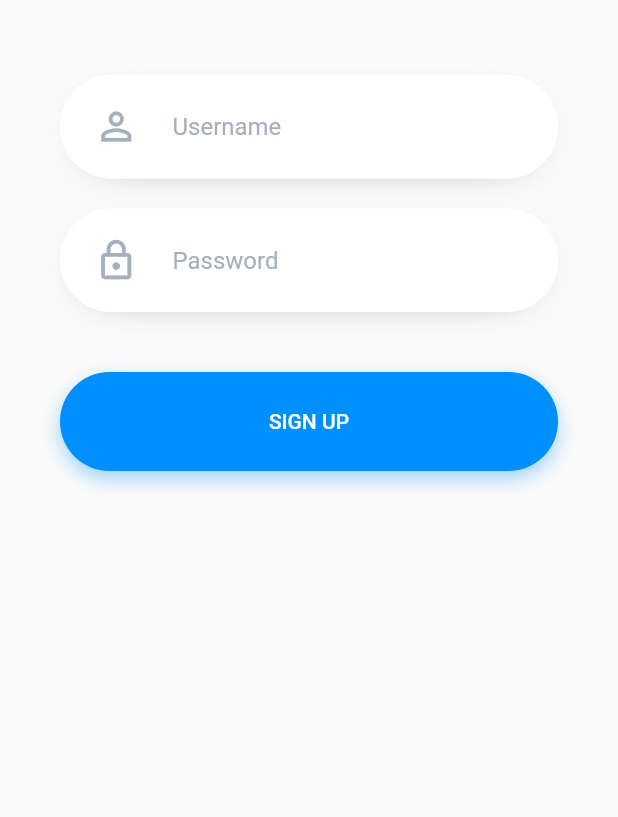
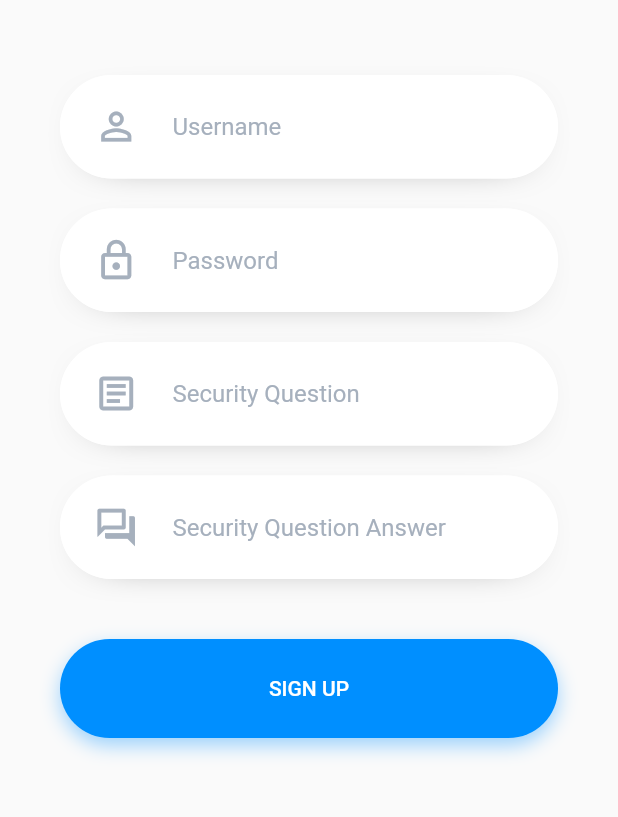
Before and after one commit to singaltanmay/flutter-notes, a Flutter app: the screen it shows after launch, after a tap on "SIGN UP NOW", on a phone screen of 412 x 824 dp, the part 399-1216 px from its top. Run offline on Flutter 3.47's test engine with Material 2 defaults, Android fonts, the phone set to English and light mode, and no system bars; network calls fail.

Commit message:
Refactored code and signup works

```diff
--- a/app/lib/ui/allNotes.dart
+++ b/app/lib/ui/allNotes.dart
@@ -4,9 +4,9 @@ import 'dart:math';
 
 import 'package:app/model/note.dart';
 import 'package:app/model/resourceUri.dart';
-import 'package:app/ui/appBottomNavigationBar.dart';
+import 'package:app/widgets/appBottomNavigationBar.dart';
 import 'package:app/ui/noteEditor.dart';
-import 'package:app/ui/noteListTile.dart';
+import 'package:app/widgets/noteListTile.dart';
 import 'package:app/ui/signin.dart';
 import 'package:flutter/material.dart';
 import 'package:http/http.dart' as http;
--- a/app/lib/ui/signin.dart
+++ b/app/lib/ui/signin.dart
@@ -1,10 +1,11 @@
 import 'package:app/model/resourceUri.dart';
 import 'package:app/ui/allNotes.dart';
 import 'package:app/ui/signup.dart';
+import 'package:app/widgets/inputField.dart';
 import 'package:flutter/material.dart';
 import 'package:http/http.dart' as http;
 
-import 'logo.dart';
+import '../widgets/logo.dart';
 
 class SignIn extends StatefulWidget {
   const SignIn({Key? key}) : super(key: key);
@@ -69,18 +70,18 @@ class _SignInState extends State<SignIn> {
               children: [
                 Logo(),
                 _logoText(),
-                _inputField(
-                    const Icon(Icons.person_outline,
+                InputField(
+                    prefixIcon: const Icon(Icons.person_outline,
                         size: 30, color: Color(0xffA6B0BD)),
-                    "Username",
-                    false,
-                    usernameController),
-                _inputField(
-                    const Icon(Icons.lock_outline,
+                    hintText: "Username",
+                    isPassword: false,
+                    controller: usernameController),
+                InputField(
+                    prefixIcon: const Icon(Icons.lock_outline,
                         size: 30, color: Color(0xffA6B0BD)),
-                    "Password",
-                    true,
-                    passwordController),
+                    hintText: "Password",
+                    isPassword: true,
+                    controller: passwordController),
                 _signinBtn(context),
                 const Text("Don't have an account?"),
                 _signUp(context),
@@ -108,14 +109,12 @@ class _SignInState extends State<SignIn> {
             ),
           ]),
       child: FlatButton(
-        onPressed: () => {
-          onSignInPressed(() => {
-                Navigator.pushReplacement(
-                  context,
-                  MaterialPageRoute(builder: (context) => AllNotes()),
-                )
-              })
-        },
+        onPressed: () => onSignInPressed(() => {
+              Navigator.pushReplacement(
+                context,
+                MaterialPageRoute(builder: (context) => AllNotes()),
+              )
+            }),
         textColor: Colors.white,
         padding: const EdgeInsets.symmetric(vertical: 25),
         child: const Text("SIGN IN"),
@@ -136,55 +135,6 @@ Widget _signUp(BuildContext context) {
   );
 }
 
-Widget _inputField(Icon prefixIcon, String hintText, bool isPassword,
-    TextEditingController controller) {
-  return Container(
-    decoration: const BoxDecoration(
-      borderRadius: BorderRadius.all(
-        Radius.circular(50),
-      ),
-      boxShadow: [
-        BoxShadow(
-          color: Colors.black,
-          blurRadius: 25,
-          offset: Offset(0, 5),
-          spreadRadius: -25,
-        ),
-      ],
-    ),
-    margin: const EdgeInsets.only(bottom: 20),
-    child: TextField(
-      controller: controller,
-      obscureText: isPassword,
-      decoration: InputDecoration(
-        contentPadding: const EdgeInsets.symmetric(vertical: 25),
-        hintText: hintText,
-        hintStyle: const TextStyle(
-          color: Color(0xffA6B0BD),
-        ),
-        fillColor: Colors.white,
-        filled: true,
-        prefixIcon: prefixIcon,
-        prefixIconConstraints: const BoxConstraints(
-          minWidth: 75,
-        ),
-        enabledBorder: const OutlineInputBorder(
-          borderRadius: BorderRadius.all(
-            Radius.circular(50),
-          ),
-          borderSide: BorderSide(color: Colors.white),
-        ),
-        focusedBorder: const OutlineInputBorder(
-          borderRadius: BorderRadius.all(
-            Radius.circular(50),
-          ),
-          borderSide: BorderSide(color: Colors.white),
-        ),
-      ),
-    ),
-  );
-}
-
 Widget _logoText() {
   return Container(
       margin: const EdgeInsets.all(50), child: const Text("Flutter Notes"));
--- a/app/lib/ui/signup.dart
+++ b/app/lib/ui/signup.dart
@@ -1,43 +1,83 @@
+import 'package:app/model/resourceUri.dart';
+import 'package:app/widgets/inputField.dart';
 import 'package:flutter/material.dart';
+import 'package:http/http.dart' as http;
 
-import 'logo.dart';
+import '../widgets/logo.dart';
+import 'allNotes.dart';
 
-class SignUp extends StatelessWidget {
+class SignUp extends StatefulWidget {
   const SignUp({Key? key}) : super(key: key);
 
   @override
-  Widget build(BuildContext context) {
-    return MaterialApp(
-      debugShowCheckedModeBanner: false,
-      title: "Sign Up",
-      home: Scaffold(
-        body: SingleChildScrollView(
-          child: Container(
-            padding: const EdgeInsets.symmetric(horizontal: 40),
-            color: const Color(0xFFfafafa),
-            width: double.infinity,
-            child: Column(
-              children: [
-                Logo(),
-                Container(
-      margin: const EdgeInsets.all(50), child: const Text("Flutter Notes")),
-                _inputField(
-                    const Icon(Icons.person_outline,
-                        size: 30, color: Color(0xffA6B0BD)),
-                    "Username",
-                    false),
-                _inputField(
-                    const Icon(Icons.lock_outline,
-                        size: 30, color: Color(0xffA6B0BD)),
-                    "Password",
-                    true),
-                _singupBtn(),
-              ],
-            ),
-          ),
-        ),
+  State<SignUp> createState() => _SignUpState();
+}
+
+class _SignUpState extends State<SignUp> {
+  TextEditingController usernameController = TextEditingController();
+  TextEditingController passwordController = TextEditingController();
+  TextEditingController securityQuestionController = TextEditingController();
+  TextEditingController securityQuestionAnswerController =
+      TextEditingController();
+
+  Future<void> onSignUpPressed(Function callback) async {
+    String username = usernameController.text;
+    String password = passwordController.text;
+    String securityQuestion = securityQuestionController.text;
+    String securityQuestionAnswer = securityQuestionAnswerController.text;
+
+    if (username.isEmpty) {
+      ScaffoldMessenger.of(context).showSnackBar(
+        const SnackBar(
+          content: Text('Username cannot be blank'),
         ),
       );
+      return;
+    }
+
+    if (password.isEmpty) {
+      ScaffoldMessenger.of(context).showSnackBar(
+        const SnackBar(
+          content: Text('Password cannot be blank'),
+        ),
+      );
+      return;
+    }
+
+    if (securityQuestion.isEmpty) {
+      ScaffoldMessenger.of(context).showSnackBar(
+        const SnackBar(
+          content: Text('Security Question needs to be set'),
+        ),
+      );
+      return;
+    }
+
+    if (securityQuestionAnswer.isEmpty) {
+      ScaffoldMessenger.of(context).showSnackBar(
+        const SnackBar(
+          content: Text('Security Question needs to be answered'),
+        ),
+      );
+      return;
+    }
+
+    final response = await http.post(ResourceUri.getAppendedUri('user'), body: {
+      "username": username,
+      "password": password,
+      "securityQuestion": securityQuestion,
+      "securityQuestionAnswer": securityQuestionAnswer
+    });
+    if (response.statusCode == 200) {
+      // If the server did return a 200 OK response,
+      // then parse the JSON.
+      print(response.body);
+      callback();
+    } else {
+      // If the server did not return a 200 OK response,
+      // then throw an exception.
+      throw Exception(
+          'Failed to Sign Up. Response code = ${response.statusCode}\n');
     }
   }
 
@@ -57,7 +97,12 @@ Widget _singupBtn() {
             ),
           ]),
       child: FlatButton(
-      onPressed: () => {print('Sign in pressed.')},
+        onPressed: () => onSignUpPressed(() => {
+              Navigator.pushReplacement(
+                context,
+                MaterialPageRoute(builder: (context) => AllNotes()),
+              )
+            }),
         textColor: Colors.white,
         padding: const EdgeInsets.symmetric(vertical: 25),
         child: const Text("SIGN UP"),
@@ -65,49 +110,53 @@ Widget _singupBtn() {
     );
   }
 
-Widget _inputField(Icon prefixIcon, String hintText, bool isPassword) {
-  return Container(
-    decoration: const BoxDecoration(
-      borderRadius: BorderRadius.all(
-        Radius.circular(50),
-      ),
-      boxShadow: [
-        BoxShadow(
-          color: Colors.black,
-          blurRadius: 25,
-          offset: Offset(0, 5),
-          spreadRadius: -25,
-        ),
+  @override
+  Widget build(BuildContext context) {
+    return MaterialApp(
+      debugShowCheckedModeBanner: false,
+      title: "Sign Up",
+      home: Scaffold(
+        body: SingleChildScrollView(
+          child: Container(
+            padding: const EdgeInsets.symmetric(horizontal: 40),
+            color: const Color(0xFFfafafa),
+            width: double.infinity,
+            child: Column(
+              children: [
+                Logo(),
+                Container(
+                    margin: const EdgeInsets.all(50),
+                    child: const Text("Flutter Notes")),
+                InputField(
+                    prefixIcon: const Icon(Icons.person_outline,
+                        size: 30, color: Color(0xffA6B0BD)),
+                    hintText: "Username",
+                    isPassword: false,
+                    controller: usernameController),
+                InputField(
+                    prefixIcon: const Icon(Icons.lock_outline,
+                        size: 30, color: Color(0xffA6B0BD)),
+                    hintText: "Password",
+                    isPassword: true,
+                    controller: passwordController),
+                InputField(
+                    prefixIcon: const Icon(Icons.article_outlined,
+                        size: 30, color: Color(0xffA6B0BD)),
+                    hintText: "Security Question",
+                    isPassword: false,
+                    controller: securityQuestionController),
+                InputField(
+                    prefixIcon: const Icon(Icons.question_answer_outlined,
+                        size: 30, color: Color(0xffA6B0BD)),
+                    hintText: "Security Question Answer",
+                    isPassword: false,
+                    controller: securityQuestionAnswerController),
+                _singupBtn(),
               ],
             ),
-    margin: const EdgeInsets.only(bottom: 20),
-    child: TextField(
-      obscureText: isPassword,
-      decoration: InputDecoration(
-        contentPadding: const EdgeInsets.symmetric(vertical: 25),
-        hintText: hintText,
-        hintStyle: const TextStyle(
-          color: Color(0xffA6B0BD),
-        ),
-        fillColor: Colors.white,
-        filled: true,
-        prefixIcon: prefixIcon,
-        prefixIconConstraints: const BoxConstraints(
-          minWidth: 75,
-        ),
-        enabledBorder: const OutlineInputBorder(
-          borderRadius: BorderRadius.all(
-            Radius.circular(50),
-          ),
-          borderSide: BorderSide(color: Colors.white),
-        ),
-        focusedBorder: const OutlineInputBorder(
-          borderRadius: BorderRadius.all(
-            Radius.circular(50),
-          ),
-          borderSide: BorderSide(color: Colors.white),
           ),
         ),
       ),
     );
   }
+}
--- /dev/null
+++ b/app/lib/widgets/inputField.dart
@@ -0,0 +1,70 @@
+import 'package:flutter/material.dart';
+
+class InputField extends StatefulWidget {
+  final Icon prefixIcon;
+  final String hintText;
+  final bool isPassword;
+  final TextEditingController controller;
+
+  const InputField(
+      {Key? key,
+      required this.prefixIcon,
+      required this.hintText,
+      required this.isPassword,
+      required this.controller})
+      : super(key: key);
+
+  @override
+  State<InputField> createState() => _InputFieldState();
+}
+
+class _InputFieldState extends State<InputField> {
+  @override
+  Widget build(BuildContext context) {
+    return Container(
+      decoration: const BoxDecoration(
+        borderRadius: BorderRadius.all(
+          Radius.circular(50),
+        ),
+        boxShadow: [
+          BoxShadow(
+            color: Colors.black,
+            blurRadius: 25,
+            offset: Offset(0, 5),
+            spreadRadius: -25,
+          ),
+        ],
+      ),
+      margin: const EdgeInsets.only(bottom: 20),
+      child: TextField(
+        controller: widget.controller,
+        obscureText: widget.isPassword,
+        decoration: InputDecoration(
+          contentPadding: const EdgeInsets.symmetric(vertical: 25),
+          hintText: widget.hintText,
+          hintStyle: const TextStyle(
+            color: Color(0xffA6B0BD),
+          ),
+          fillColor: Colors.white,
+          filled: true,
+          prefixIcon: widget.prefixIcon,
+          prefixIconConstraints: const BoxConstraints(
+            minWidth: 75,
+          ),
+          enabledBorder: const OutlineInputBorder(
+            borderRadius: BorderRadius.all(
+              Radius.circular(50),
+            ),
+            borderSide: BorderSide(color: Colors.white),
+          ),
+          focusedBorder: const OutlineInputBorder(
+            borderRadius: BorderRadius.all(
+              Radius.circular(50),
+            ),
+            borderSide: BorderSide(color: Colors.white),
+          ),
+        ),
+      ),
+    );
+  }
+}
```
Also changed, not shown: app/lib/widgets/noteListTile.dart (renamed from app/lib/ui/noteListTile.dart, +7 -7 lines), app/lib/widgets/appBottomNavigationBar.dart (renamed from app/lib/ui/appBottomNavigationBar.dart), app/lib/widgets/logo.dart (renamed from app/lib/ui/logo.dart). Lines whose indentation alone changed are shown as unchanged.
